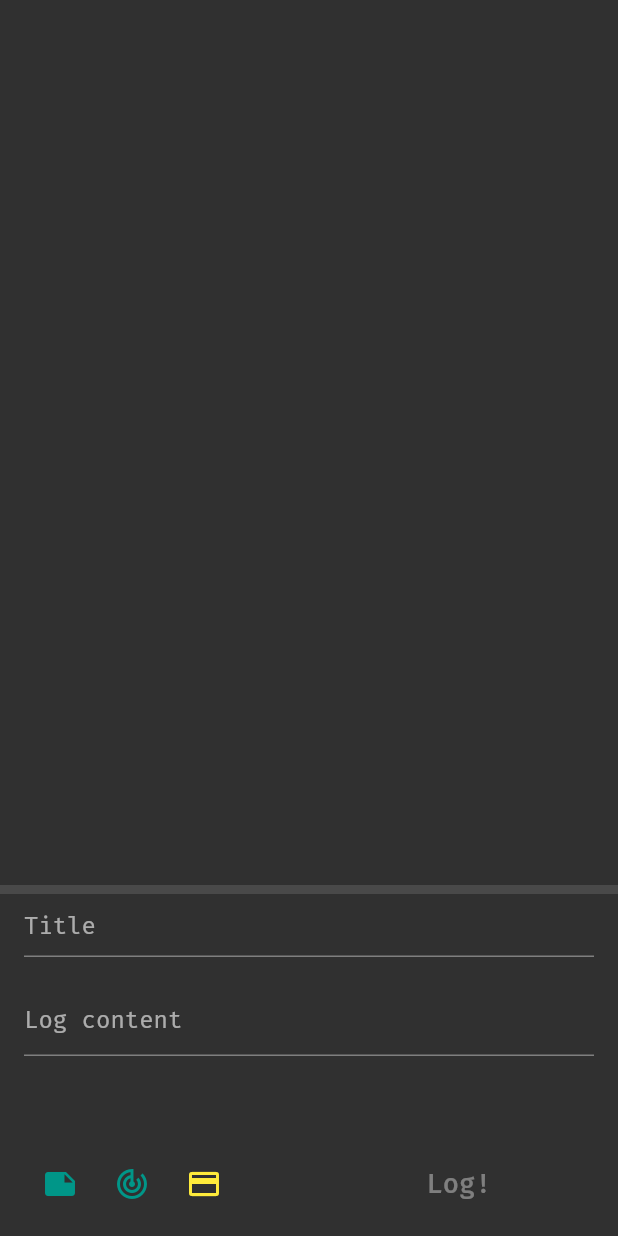
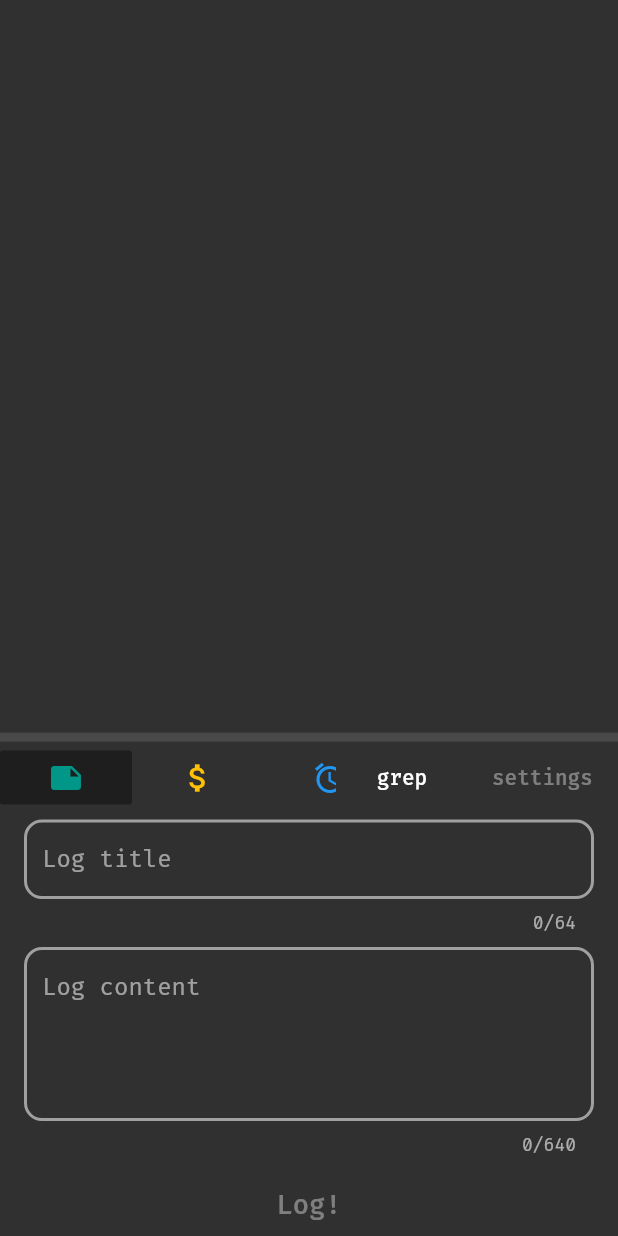
Before and after one commit to misterfourtytwo/daily_logger, a Flutter app: the screen it shows after launch, on a phone screen of 412 x 824 dp. Run offline on Flutter 3.47's test engine with Material 2 defaults, Android fonts, the phone set to English and light mode, and no system bars; drawn by our look-alikes of scrollable_positioned_list; our stand-ins replace get_it, hive, hive_flutter, universal_platform; accounts and stored records are empty; generated files the repository leaves out were written again.

Commit message:
fields styling

```diff
--- a/lib/services/config_provider.dart
+++ b/lib/services/config_provider.dart
@@ -6,6 +6,8 @@ class ConfigProvider extends ChangeNotifier {
   Box _box;
 
   ValueNotifier<bool> sortAscend;
+  ValueNotifier<bool> grepToggle;
+
   // int get nextId => _box.get('nextId', defaultValue: 0);
   // set nextId(int newValue) => _box.put('nextId', newValue);
   ValueNotifier<LogTypes> activeType;
@@ -19,7 +21,14 @@ class ConfigProvider extends ChangeNotifier {
       _box.put('sortAscend', sortAscend.value);
     });
 
-    // create log
+    // log
+    // grep
+    grepToggle =
+        ValueNotifier<bool>(_box.get('grepToggle', defaultValue: false));
+    sortAscend.addListener(() {
+      _box.put('grepToggle', grepToggle.value);
+    });
+    // type
     activeType = ValueNotifier<LogTypes>(
         _box.get('activeType', defaultValue: LogTypes.note));
     activeType.addListener(() {
@@ -29,6 +38,7 @@ class ConfigProvider extends ChangeNotifier {
 
   @override
   void dispose() {
+    grepToggle.dispose();
     sortAscend.dispose();
     activeType.dispose();
     super.dispose();
--- a/lib/ui/create_log.dart
+++ b/lib/ui/create_log.dart
@@ -10,19 +10,25 @@ import 'package:daily_logger/services/log_provider.dart';
 final _sl = GetIt.instance;
 
 class CreateLogWidget extends StatefulWidget {
-  CreateLogWidget({Key key}) : super(key: key);
+  CreateLogWidget({@required this.size, Key key}) : super(key: key);
+  Size size;
 
   @override
   _CreateLogWidgetState createState() => _CreateLogWidgetState();
 }
 
 class _CreateLogWidgetState extends State<CreateLogWidget> {
-  // double get getHeight => log;
   ConfigProvider _config;
   LogProvider _logs;
 
   TextEditingController _contentController, _titleController, _priceController;
-  bool paidCheckbox;
+  bool _paidCheckbox;
+  int _editId;
+
+  double get _height => widget.size.height * .4;
+  double get _width => widget.size.width;
+  LogTypes get activeType => _config.activeType.value;
+  bool get grepToggle => _config.grepToggle.value;
 
   @override
   void initState() {
@@ -31,10 +37,6 @@ class _CreateLogWidgetState extends State<CreateLogWidget> {
     _logs = _sl<LogProvider>();
 
     _titleController = TextEditingController();
-    // _titleController.addListener(() {
-    //   setState(() {});
-    // });
-
     _contentController = TextEditingController();
     _priceController = TextEditingController();
   }
@@ -47,19 +49,95 @@ class _CreateLogWidgetState extends State<CreateLogWidget> {
     super.dispose();
   }
 
+  Widget buildMenuRow(BuildContext context) {
+    return Row(
+      children: <Widget>[
+        Container(
+          width: _width - 188,
+          height: 48,
+          child: grepToggle
+              // TODO filter field
+              ? Padding(
+                  padding: const EdgeInsets.all(8.0),
+                  child: TextField(),
+                )
+              // created log type
+              : SingleChildScrollView(
+                  scrollDirection: Axis.horizontal,
+                  child: Row(children: [
+                    FlatButton(
+                      child: Icon(
+                        Icons.note,
+                        size: 24,
+                        color: Colors.teal,
+                      ),
+                      disabledColor: Colors.black38,
+                      onPressed: activeType != LogTypes.note
+                          ? () => changeActiveType(LogTypes.note)
+                          : null,
+                    ),
+                    FlatButton(
+                      child: Icon(
+                        Icons.attach_money,
+                        size: 24,
+                        color: Colors.amber,
+                      ),
+                      disabledColor: Colors.black38,
+                      onPressed: activeType != LogTypes.payment
+                          ? () => changeActiveType(LogTypes.payment)
+                          : null,
+                    ),
+                    FlatButton(
+                      child: Icon(
+                        Icons.access_alarm,
+                        size: 24,
+                        color: Colors.blue,
+                      ),
+                      disabledColor: Colors.black38,
+                      onPressed: activeType != LogTypes.task
+                          ? () => changeActiveType(LogTypes.task)
+                          : null,
+                    ),
+                    FlatButton(
+                      child: Icon(
+                        Icons.update,
+                        size: 24,
+                        color: Colors.pink[300],
+                      ),
+                      disabledColor: Colors.black38,
+                      onPressed: activeType != LogTypes.continuous
+                          ? () => changeActiveType(LogTypes.continuous)
+                          : null,
+                    ),
+                  ]),
+                ),
+        ),
+        FlatButton(
+          child: Text('grep'),
+          color: grepToggle ? Colors.black38 : Colors.transparent,
+          onPressed: () => setState(() {
+            _config.grepToggle.value ^= true;
+          }),
+        ),
+        FlatButton(
+          child: Text('settings'),
+          // color: grepToggle ? Colors.black38 : Colors.transparent,
+          onPressed: null,
+        ),
+      ],
+    );
+  }
+
+  changeActiveType(LogTypes type) {
+    _config.activeType.value = type;
+    setState(() {});
+  }
+
   @override
   Widget build(BuildContext context) {
-    double titleHeight = 48;
-    double contentHeight = 110;
-    double buttonsHeight = 64;
-    double height = titleHeight + contentHeight + buttonsHeight;
-    double buttonWidth = 180;
-
-    return SingleChildScrollView(
-      child: Container(
-        height: height + 12,
+    return Container(
+      height: _height + 6,
       decoration: BoxDecoration(
-          // color: Colors.blueGrey[700],
         border: Border(
           top: BorderSide(
             color: Theme.of(context).dividerColor,
@@ -67,148 +145,119 @@ class _CreateLogWidgetState extends State<CreateLogWidget> {
           ),
         ),
       ),
-        padding: EdgeInsets.only(top: 12, left: 16, right: 16, bottom: 12),
-        child: Stack(
+      child: SingleChildScrollView(
+        child: Column(
+          mainAxisAlignment: MainAxisAlignment.start,
           children: <Widget>[
-            Positioned(
-                bottom: height - titleHeight,
-                top: 0,
-                left: 0,
-                right: 0,
+            buildMenuRow(context),
+            // title field
+            Container(
+              padding: EdgeInsets.symmetric(horizontal: 16, vertical: 4),
               child: TextField(
                 controller: _titleController,
                 onChanged: (value) => setState(() {}),
-                  style: TextStyle(
-                    color: Colors.blue,
+                decoration: InputDecoration(
+                  isDense: true,
+                  focusedBorder: OutlineInputBorder(
+                      borderRadius: BorderRadius.circular(12.0),
+                      borderSide: BorderSide(color: Colors.white70, width: 3)),
+                  enabledBorder: OutlineInputBorder(
+                      borderRadius: BorderRadius.circular(12.0),
+                      borderSide: BorderSide(color: Colors.white54, width: 2)),
+                  labelText: 'Log title',
+                  alignLabelWithHint: true,
+                  labelStyle: TextStyle(
+                    color: Colors.white54,
                   ),
-                  decoration: InputDecoration(
-                    // isDense: true,
-                    hintText: 'Title',
                 ),
                 maxLines: 1,
-                  // onChanged: (txt) => log.title = txt,
-                )),
-            Positioned(
-                bottom: buttonsHeight,
-                top: titleHeight,
-                left: 0,
-                right: 0,
+                maxLength: 64,
+                maxLengthEnforced: true,
+              ),
+            ),
+            // content field
+            Container(
+              padding: EdgeInsets.symmetric(horizontal: 16, vertical: 4),
               child: TextField(
-                  style: TextStyle(color: Colors.blue),
-                  minLines: 1,
                 maxLines: 4,
-                  decoration: InputDecoration(hintText: 'Log content'),
+                maxLength: 640,
+                maxLengthEnforced: true,
+                decoration: InputDecoration(
+                  isDense: true,
+                  focusedBorder: OutlineInputBorder(
+                      borderRadius: BorderRadius.circular(12.0),
+                      borderSide: BorderSide(color: Colors.white70, width: 3)),
+                  enabledBorder: OutlineInputBorder(
+                      borderRadius: BorderRadius.circular(12.0),
+                      borderSide: BorderSide(color: Colors.white54, width: 2)),
+                  labelText: 'Log content',
+                  alignLabelWithHint: true,
+                  labelStyle: TextStyle(
+                    color: Colors.white54,
+                  ),
+                ),
                 controller: _contentController,
-                  // onChanged: (txt) => log.content = txt,
-                  // keyboardType: ,
-                  // textInputAction: TextInputAction.send,
-                  // expands: true,
-                  // decoration: InputDecoration(
-                  //   focusColor: Colors.yellowAccent,
-                  //   hoverColor: Colors.teal,
-                  //   fillColor: Colors.red,
-                  // ),
-                )),
-
-            //buttons
-
-            Positioned(
-                top: height - buttonsHeight,
-                bottom: 0,
-                left: 0,
-                right: buttonWidth,
-                child: ValueListenableBuilder<LogTypes>(
-                  valueListenable: _config.activeType,
-                  builder: (context, value, child) => Row(children: [
-                    IconButton(
-                      icon: Icon(
-                        Icons.note,
-                        size: 24,
-                        color: Colors.teal,
               ),
-                      onPressed: value != LogTypes.note
-                          ? () => _config.activeType.value = LogTypes.note
-                          : null,
             ),
-                    IconButton(
-                      icon: Icon(
-                        Icons.track_changes,
-                        size: 24,
-                        color: Colors.teal,
-                      ),
-                      onPressed: value != LogTypes.note
-                          ? () => _config.activeType.value = LogTypes.note
-                          : null,
-                    ),
-                    IconButton(
-                      icon: Icon(
-                        Icons.payment,
-                        size: 24,
-                        color: Colors.yellow,
-                      ),
-                      onPressed: value != LogTypes.task
-                          ? () => _config.activeType.value = LogTypes.task
-                          : null,
-                    ),
-                    if (value == LogTypes.payment) ...[
-                      Text('Price'),
+            if (_config.activeType.value == LogTypes.payment) ...[
               Container(
-                        width: 64,
+                padding: EdgeInsets.symmetric(horizontal: 16, vertical: 8),
+                child: Row(
+                  children: <Widget>[
+                    Container(
+                      width: 120,
                       child: TextField(
                         controller: _priceController,
                         textAlign: TextAlign.end,
                         maxLines: 1,
+                        decoration: InputDecoration(
+                          isDense: true,
+                          focusedBorder: OutlineInputBorder(
+                              borderRadius: BorderRadius.circular(12.0),
+                              borderSide:
+                                  BorderSide(color: Colors.white70, width: 3)),
+                          enabledBorder: OutlineInputBorder(
+                              borderRadius: BorderRadius.circular(12.0),
+                              borderSide:
+                                  BorderSide(color: Colors.white54, width: 2)),
+                          labelText: 'Price',
+                          alignLabelWithHint: true,
+                          labelStyle: TextStyle(
+                            color: Colors.white54,
+                          ),
+                        ),
                         keyboardType: TextInputType.numberWithOptions(
                           signed: true,
                           decimal: true,
                         ),
                       ),
                     ),
+                    Container(
+                      padding:
+                          EdgeInsets.symmetric(horizontal: 16, vertical: 8),
+                      child: Text('\$'),
+                    ),
+                    Spacer(),
                     Text('Already paid?'),
                     Checkbox(
-                        value: paidCheckbox ?? false,
+                      value: _paidCheckbox ?? false,
+                      activeColor: Colors.white38,
+                      checkColor: Colors.white70,
+                      focusColor: Colors.pink,
+                      // hoverColor: Colors.pink,
                       onChanged: (newValue) => setState(() {
-                          paidCheckbox = newValue;
+                        _paidCheckbox = newValue;
                       }),
                     ),
                   ],
-                  ]),
-                )),
+                ),
+              ),
+            ],
 
-            Positioned(
-                top: height - buttonsHeight,
-                bottom: 0,
-                right: 0,
-                width: buttonWidth,
-                child: FlatButton(
-                  onPressed: _titleController.text.isEmpty
-                      ? null
-                      : () {
-                          Log log;
-                          print(_config.activeType.value);
-                          switch (_config.activeType.value) {
-                            case LogTypes.payment:
-                              log = Log.payment();
-                              log.title = _titleController.text;
-                              log.content = _contentController.text;
-                              log.alreadyPaid = paidCheckbox;
-                              log.price = Payment(
-                                  double.tryParse(_priceController.text));
-                              break;
-                            case LogTypes.note:
-                            default:
-                              log = Log.note();
-                              log.title = _titleController.text;
-                              log.content = _contentController.text;
-                          }
-                          _logs.createLog(log);
-                          setState(() {
-                            _titleController.clear();
-                            _contentController.clear();
-                            _priceController.clear();
-                            paidCheckbox = false;
-                          });
-                        },
+            Container(
+                child: MaterialButton(
+              padding: EdgeInsets.symmetric(horizontal: 32, vertical: 16),
+              onPressed: _titleController.text.isEmpty ? null : saveLog,
               child: Text(
                 'Log!',
                 style: TextStyle(fontSize: 18),
@@ -219,4 +268,48 @@ class _CreateLogWidgetState extends State<CreateLogWidget> {
       ),
     );
   }
+
+  void saveLog() {
+    Log log;
+    print(_config.activeType.value);
+    switch (_config.activeType.value) {
+      case LogTypes.payment:
+        log = Log.payment();
+        log.title = _titleController.text;
+        log.content = _contentController.text;
+        log.alreadyPaid = _paidCheckbox;
+        log.price = Payment(double.tryParse(_priceController.text));
+        break;
+      case LogTypes.note:
+      default:
+        log = Log.note();
+        log.title = _titleController.text;
+        log.content = _contentController.text;
     }
+    _logs.createLog(log);
+    clearFields();
+  }
+
+  void populateFields(Log log) {
+    setState(() {
+      _editId = log.id;
+      _titleController.clear();
+      _titleController.text = log.title;
+      _contentController.clear();
+      _contentController.text = log.content;
+      _priceController.clear();
+      _priceController.text = log.price.value.toString();
+      _paidCheckbox = log.alreadyPaid;
+    });
+  }
+
+  void clearFields() {
+    setState(() {
+      _editId = null;
+      _titleController.clear();
+      _contentController.clear();
+      _priceController.clear();
+      _paidCheckbox = false;
+    });
+  }
+}
--- a/lib/ui/log_card.dart
+++ b/lib/ui/log_card.dart
@@ -7,15 +7,20 @@ import 'package:daily_logger/models/log_types.dart';
 import 'package:daily_logger/ui/date_bubble.dart';
 import 'package:daily_logger/utils/date_extensions.dart';
 
-const _typeColors = {
+final logTypeColors = {
   LogTypes.note: Colors.teal,
-  LogTypes.payment: Colors.yellow,
+  LogTypes.payment: Colors.amber,
+  LogTypes.task: Colors.blue,
+  LogTypes.continuous: Colors.lightGreen[400],
 };
 
 class LogCardWidget extends StatelessWidget {
   final Log log;
   final bool showDate;
-  const LogCardWidget({this.log, this.showDate = false, Key key})
+  final bool currentEdit;
+
+  const LogCardWidget(
+      {this.log, this.showDate = false, this.currentEdit = false, Key key})
       : super(key: key);
 
   @override
@@ -68,19 +73,14 @@ class LogCardWidget extends StatelessWidget {
               ),
               Container(
                 width: max(size.maxWidth * 0.16, 66),
-                // color: Colors.red,
                 alignment: Alignment.topRight,
                 child: RichText(
-
-                    // textAlign: TextAlign.end,
                     text: TextSpan(
                   text: '[${log.readableType}]',
                   style: TextStyle(
-                    color: _typeColors[log.type],
+                    color: logTypeColors[log.type],
                   ),
-                )
-                    // ),
-                    ),
+                )),
               )
             ],
           ),
@@ -91,26 +91,46 @@ class LogCardWidget extends StatelessWidget {
           if (log.isPayment) ...[
             Row(
               children: [
-                Container(
-                  width: size.maxWidth * 0.2,
-                  alignment: Alignment.topRight,
-                  child: RichText(
-                      text: TextSpan(children: [
-                    TextSpan(text: 'Price: '),
-                    TextSpan(text: log.price.toString()),
-                  ])),
+                SizedBox(
+                  width: size.maxWidth * .09,
                 ),
                 Container(
-                  width: size.maxWidth * 0.2,
+                  // width: size.maxWidth * .2,
+                  alignment: Alignment.topRight,
+                  child: Text('Price: '),
+                ),
+                Container(
+                    width: size.maxWidth * .3,
+                    alignment: Alignment.topLeft,
+                    child: Text(log.price.toString())),
+                // SizedBox(
+                //   width: size.maxWidth * .09,
+                // ),
+                Spacer(),
+                Container(
+                  width: size.maxWidth * .2,
                   alignment: Alignment.topRight,
                   child: Text('Paid? '),
+                ),
+                Container(
+                  // width: size.maxWidth * .04,
+                  alignment: Alignment.topLeft,
+                  child: Icon(
+                    log.alreadyPaid != null && log.alreadyPaid
+                        ? Icons.check_box
+                        : Icons.clear,
+                    color: log.alreadyPaid != null && log.alreadyPaid
+                        ? Colors.amber
+                        : Colors.grey.withOpacity(.4),
+                    size: 24,
+                  ),
                 ),
               ],
             ),
           ],
           if (log.content != null && log.content.isNotEmpty)
             Container(
-              padding: EdgeInsets.only(left: size.maxWidth * 0.05),
+              padding: EdgeInsets.only(left: size.maxWidth * .09),
               alignment: Alignment.topLeft,
               child: Text(
                 log.content,
--- a/lib/views/home.dart
+++ b/lib/views/home.dart
@@ -26,15 +26,8 @@ class Home extends StatelessWidget {
                         provider: provider,
                       )),
             )),
-            CreateLogWidget(),
-            // Container(
-            //   padding: EdgeInsets.all(16),
-            //   height: 64,
-            //   child: Text(
-            //     'NAV BAR',
-            //     style: TextStyle(color: Colors.white, fontSize: 32),
-            //   ),
-            // )
+            // Container(height: 600, child:
+            CreateLogWidget(size: MediaQuery.of(context).size),
           ],
         ),
       ),
```
Also changed, not shown: 1 other file. Lines whose indentation alone changed are shown as unchanged.
